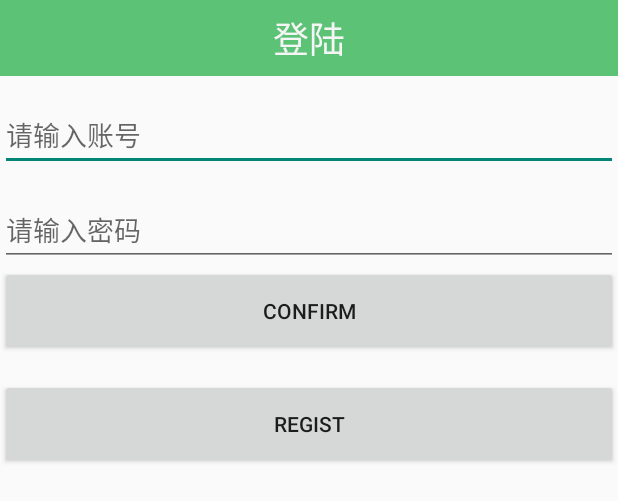
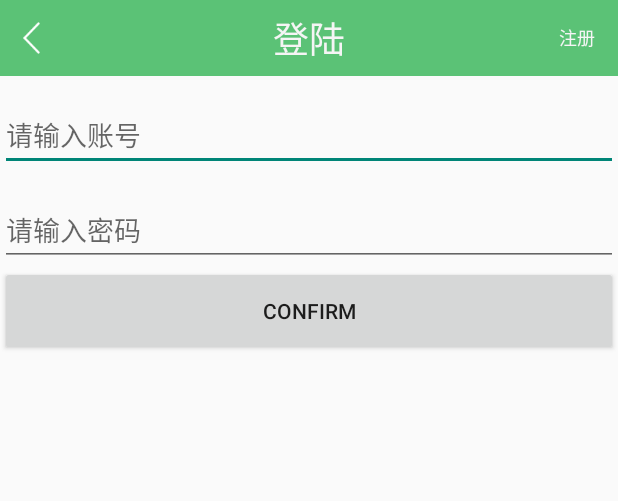
Before and after one commit to lyc524/save, an Android app: the layout activity_login.xml on its own in the app's theme, with its tools: preview values and no code run, on a phone screen of 412 x 824 dp. Shown: the top 501 px of the screen. Run offline under Robolectric (Android 15) with nearby library versions, the phone set to English and light mode, and no system bars.

```diff
--- a/Save/app/src/main/java/com/xdsjs/save/db/BillTableDao.java
+++ b/Save/app/src/main/java/com/xdsjs/save/db/BillTableDao.java
@@ -7,6 +7,7 @@ import com.xdsjs.save.bean.Bill;
 import java.util.List;
 
 /**
+ * 账单表
  * Created by xdsjs on 2015/10/14.
  */
 public class BillTableDao {
--- a/Save/app/src/main/java/com/xdsjs/save/db/DBManager.java
+++ b/Save/app/src/main/java/com/xdsjs/save/db/DBManager.java
@@ -77,5 +77,9 @@ public class DBManager {
         return bills;
     }
 
+    //根据时间更新次数表
+
+
+    //获取排好序的预判list
 
 }
--- a/Save/app/src/main/res/layout/activity_login.xml
+++ b/Save/app/src/main/res/layout/activity_login.xml
@@ -17,6 +17,14 @@
             android:layout_width="fill_parent"
             android:layout_height="wrap_content">
 
+            <ImageView
+                android:id="@+id/iv_back"
+                android:layout_width="wrap_content"
+                android:layout_height="wrap_content"
+                android:layout_gravity="center_vertical"
+                android:layout_marginLeft="15dp"
+                android:src="@drawable/back"/>
+
             <TextView
                 android:layout_width="wrap_content"
                 android:layout_height="wrap_content"
@@ -26,6 +34,16 @@
                 android:textColor="@color/whitesmoke"
                 android:textSize="24sp"/>
 
+            <TextView
+                android:id="@+id/tv_regist"
+                android:layout_width="wrap_content"
+                android:layout_height="wrap_content"
+                android:layout_gravity="right|center_vertical"
+                android:layout_marginRight="15dp"
+                android:text="注册"
+                android:textColor="@color/whitesmoke"
+                android:textSize="12sp"/>
+
         </FrameLayout>
     </LinearLayout>
 
@@ -34,28 +52,20 @@
         android:layout_width="match_parent"
         android:layout_height="wrap_content"
         android:layout_marginTop="15dp"
-        android:hint="请输入账号"
-        android:focusable="true"/>
+        android:focusable="true"
+        android:hint="请输入账号"/>
 
     <EditText
         android:id="@+id/et_pwd"
         android:layout_width="match_parent"
         android:layout_height="wrap_content"
-        android:hint="请输入密码"
-        android:layout_marginTop="15dp"/>
+        android:layout_marginTop="15dp"
+        android:hint="请输入密码"/>
 
     <Button
         android:layout_width="match_parent"
         android:layout_height="60dp"
-        android:text="confirm"
-        android:onClick="confirm"/>
-
-    <Button
-        android:layout_width="match_parent"
-        android:layout_height="60dp"
-        android:layout_marginTop="15dp"
-        android:text="regist"
-        android:onClick="regist"/>
-
+        android:onClick="confirm"
+        android:text="confirm"/>
 
 </LinearLayout>
--- a/Save/app/src/main/res/layout/activity_main.xml
+++ b/Save/app/src/main/res/layout/activity_main.xml
@@ -96,7 +96,10 @@
         android:layout_height="0dp"
         android:layout_weight="2"
         android:orientation="vertical">
-
+        <TextView
+            android:id="@+id/tv"
+            android:layout_width="match_parent"
+            android:layout_height="match_parent"/>
     </LinearLayout>
 
 </LinearLayout>
```
Also changed, not shown: Save/app/src/main/AndroidManifest.xml (+5 -7 lines), Save/app/src/main/java/com/xdsjs/save/activity/LoginActivity.java (+24 -8 lines), Save/app/src/main/java/com/xdsjs/save/activity/MainActivity.java (+10 -0 lines), Save/app/src/main/java/com/xdsjs/save/db/DBMangerFromRaw.java (added, +69 -0 lines), Save/app/src/main/java/com/xdsjs/save/db/DbOpenHelper.java (+25 -0 lines), Save/app/src/main/java/com/xdsjs/save/db/TimeDao.java (added, +15 -0 lines), Save/app/src/main/java/com/xdsjs/save/utils/TimeUtils.java (+37 -4 lines), Save/app/src/main/java/com/xdsjs/save/widget/ExpandGridView.java (added, +27 -0 lines), Save/app/src/main/res/raw/sjs.db (added), 1 other file.
